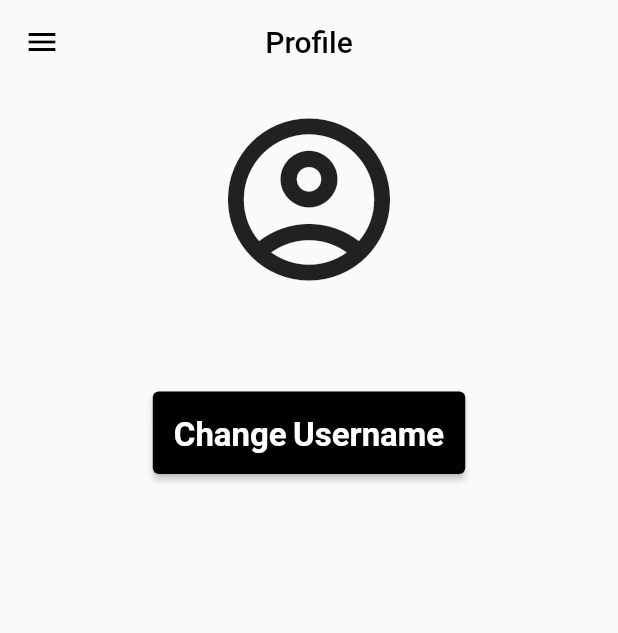
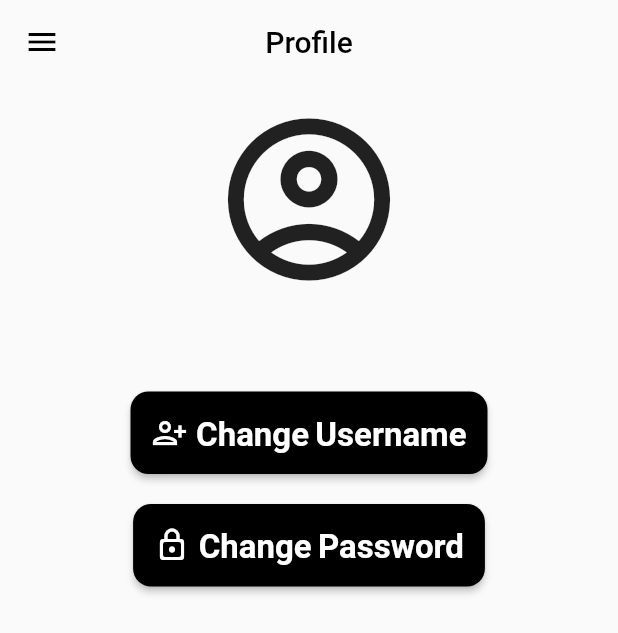
Before and after one commit to codecrafts1126/TYR, a Flutter app: the CurrentUser screen opened directly, on a phone screen of 412 x 824 dp. Shown: the top 633 px of the screen. Run offline on Flutter 3.47's test engine with Material 2 defaults, Android fonts, the phone set to English and light mode, and no system bars; our stand-ins replace firebase_auth, firebase_core, google_fonts, shared_preferences; accounts and stored records are empty.

Commit message:
Added Changed Password button & changed style of both buttons of profile page

```diff
--- a/lib/Pages/profile.dart
+++ b/lib/Pages/profile.dart
@@ -39,9 +39,12 @@ class _CurrentUserState extends State<CurrentUser> {
               ),
             ),
             const SizedBox(height: 20),
-            ElevatedButton(
+            ElevatedButton.icon(
               onPressed: () {},
               style: ElevatedButton.styleFrom(
+                shape: RoundedRectangleBorder(
+                  borderRadius: BorderRadius.circular(12),
+                ),
                 padding: const EdgeInsets.all(14),
                 backgroundColor: Colors.black,
                 textStyle: const TextStyle(
@@ -50,7 +53,26 @@ class _CurrentUserState extends State<CurrentUser> {
                 ),
                 foregroundColor: Colors.white,
               ),
-              child: const Text('Change Username'),
+              icon: const Icon(Icons.person_add_alt_1_outlined),
+              label: const Text('Change Username'),
+            ),
+            const SizedBox(height: 20),
+            ElevatedButton.icon(
+              onPressed: () {},
+              style: ElevatedButton.styleFrom(
+                shape: RoundedRectangleBorder(
+                  borderRadius: BorderRadius.circular(12),
+                ),
+                padding: const EdgeInsets.all(14),
+                backgroundColor: Colors.black,
+                textStyle: const TextStyle(
+                  fontSize: 22,
+                  fontWeight: FontWeight.bold,
+                ),
+                foregroundColor: Colors.white,
+              ),
+              icon: const Icon(Icons.lock_outline_rounded),
+              label: const Text('Change Password'),
             ),
           ],
         ),
```
